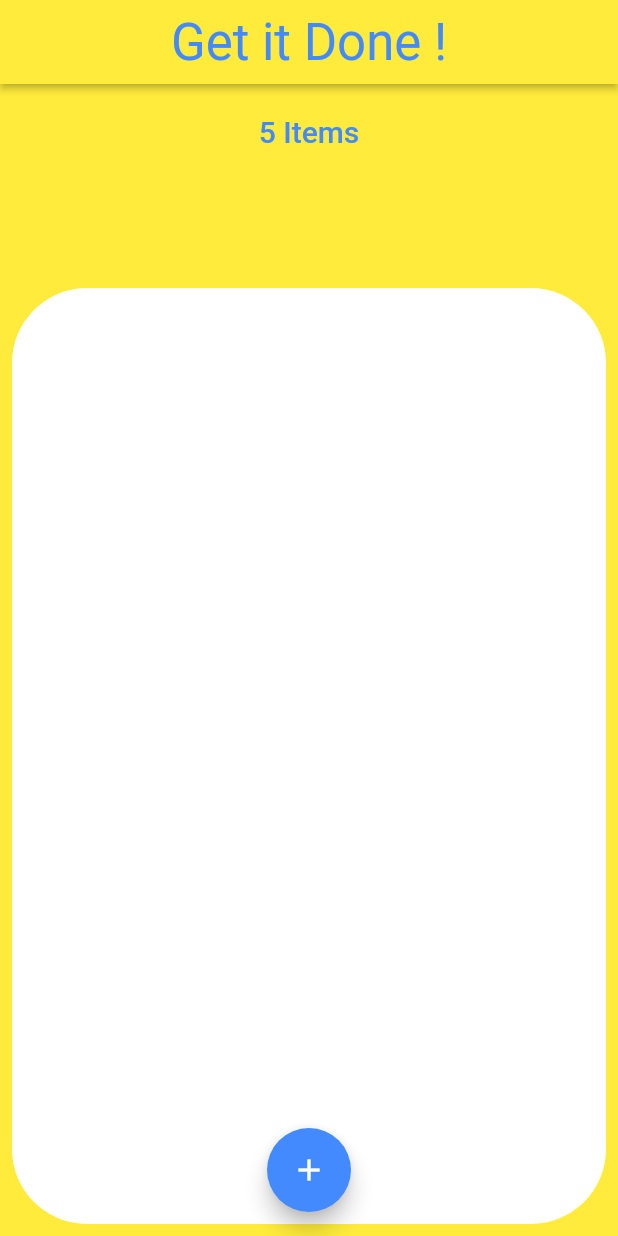
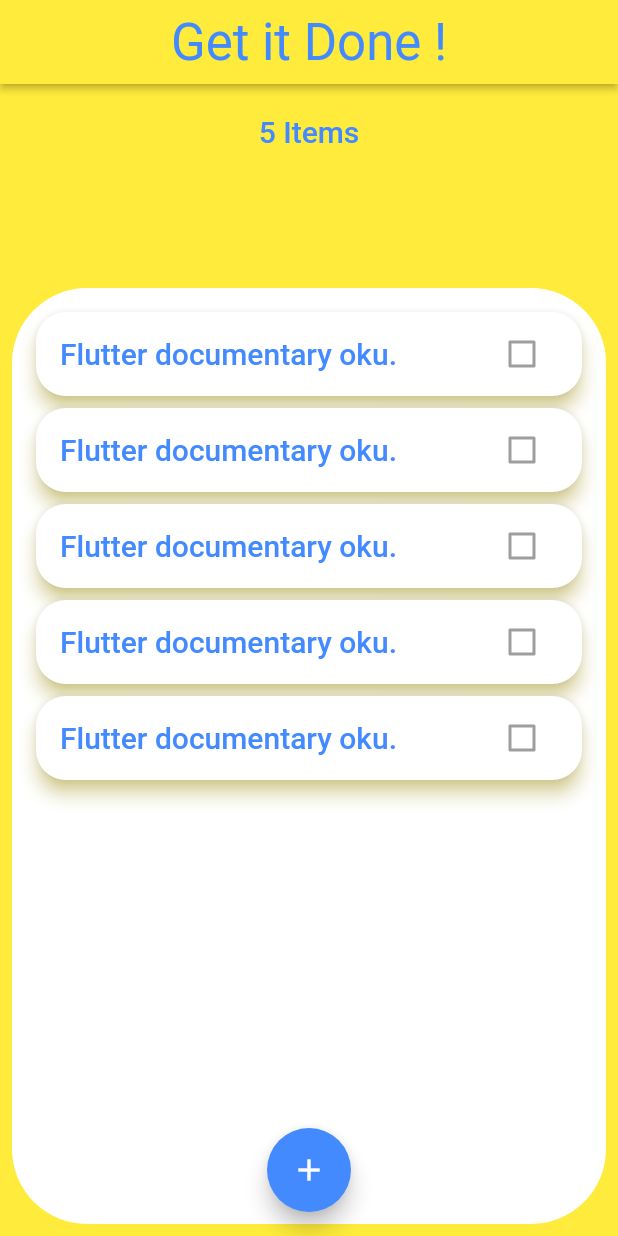
Before and after one commit to 0Suphan0/get_it_done, a Flutter app: the screen it shows after launch, on a phone screen of 412 x 824 dp. Run offline on Flutter 3.47's test engine with Material 2 defaults, Android fonts, the phone set to English and light mode, and no system bars.

Commit message:
Görev kartları olusturuldu..

```diff
--- a/lib/main.dart
+++ b/lib/main.dart
@@ -14,19 +14,22 @@ class MyApp extends StatelessWidget {
     return MaterialApp(
         title: 'Flutter Demo',
         theme: ThemeData(
+          //Temanın genel rengi sarı.
           primaryColor: Colors.yellow,
           primarySwatch: Colors.yellow,
           scaffoldBackgroundColor: Colors.yellow,
           appBarTheme: const AppBarTheme(color: Colors.yellow),
           textTheme: const TextTheme(
+              // Bazı yazılar lacivert
               titleLarge: TextStyle(color: Colors.blueAccent),
               headlineMedium: TextStyle(color: Colors.blueAccent)),
           colorScheme: ColorScheme.fromSeed(seedColor: Colors.yellow),
+          //action button lacivert
           floatingActionButtonTheme: const FloatingActionButtonThemeData(
             backgroundColor: Colors.blueAccent, // FloatingActionButton rengi burada ayarlanıyor
           ),
           useMaterial3: false,
         ),
-        home: HomePage());
+        home: const HomePage());
   }
 }
--- a/lib/screens/home_page.dart
+++ b/lib/screens/home_page.dart
@@ -1,14 +1,17 @@
 import 'package:flutter/material.dart';
+import 'package:get_it_done/widgets/item_card.dart';
 
 class HomePage extends StatelessWidget {
   const HomePage({Key? key}) : super(key: key);
 
   @override
   Widget build(BuildContext context) {
+    String appBarText = "Get it Done !";
+
     return Scaffold(
         floatingActionButtonLocation: FloatingActionButtonLocation.centerFloat,
         appBar: AppBar(
-          title: Text("Get it Done !",
+          title: Text(appBarText,
               style: Theme.of(context).textTheme.headlineMedium),
           elevation: 2,
           centerTitle: true,
@@ -35,13 +38,21 @@ class HomePage extends StatelessWidget {
                     decoration: const BoxDecoration(
                         color: Colors.white,
                         borderRadius: BorderRadius.all(Radius.circular(50))),
+                    child: Padding(
+                      padding: const EdgeInsets.all(12.0),
+                      child: ListView.builder(
+                          itemCount: 5,
+                          itemBuilder: (context, index) {
+                            return const ItemCard();
+                          }),
+                    ),
                   ),
                 ),
               ))
         ]),
         floatingActionButton: FloatingActionButton(
           onPressed: () {},
-          child: Icon(Icons.add),
+          child: const Icon(Icons.add),
         ));
   }
 }
--- /dev/null
+++ b/lib/widgets/item_card.dart
@@ -0,0 +1,23 @@
+import 'package:flutter/material.dart';
+
+class ItemCard extends StatelessWidget {
+  const ItemCard({Key? key}) : super(key: key);
+
+  @override
+  Widget build(BuildContext context) {
+    return Card(
+      elevation: 5,
+      shadowColor: Theme.of(context).primaryColor,
+      shape: RoundedRectangleBorder(borderRadius: BorderRadius.circular(20)),
+      child: ListTile(
+        title: Text("Flutter documentary oku.",
+            style: Theme.of(context).textTheme.titleLarge),
+        trailing: Checkbox(
+          value: false,
+          onChanged: null,
+          activeColor: Theme.of(context).primaryColor,
+        ),
+      ),
+    );
+  }
+}
```
